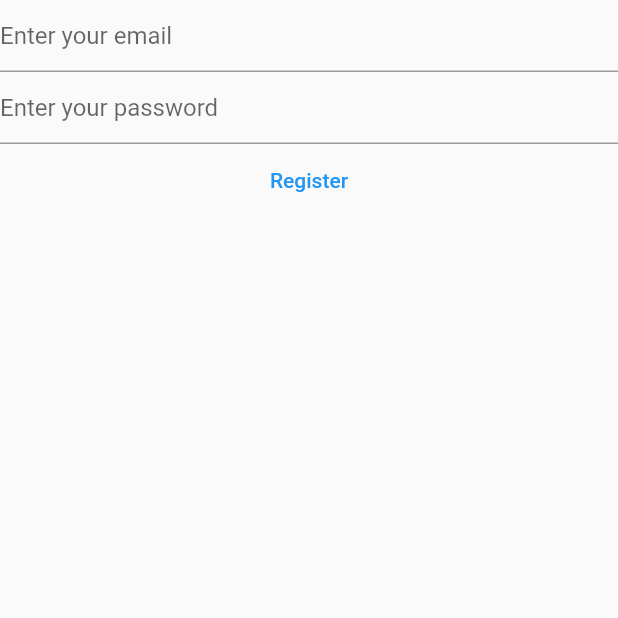
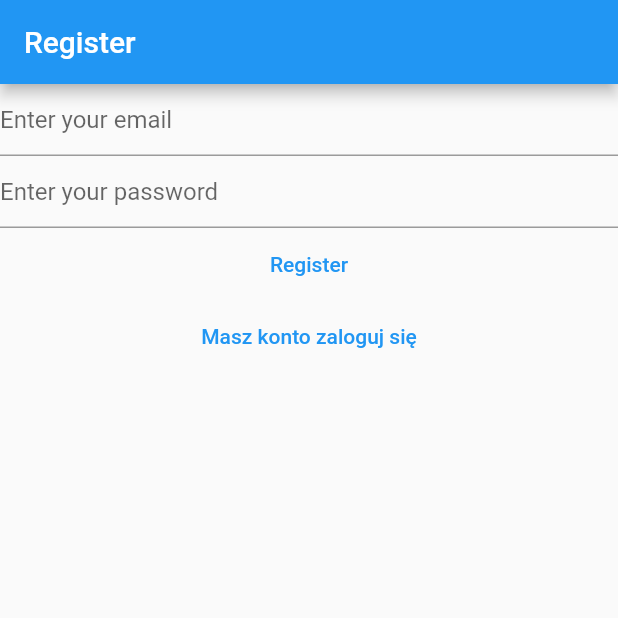
Before and after one commit to Shade644/Flutter-learning-p3, a Flutter app: the RegisterView screen opened directly, on a phone screen of 412 x 824 dp, the top half of it. Run offline on Flutter 3.47's test engine with Material 2 defaults, Android fonts, the phone set to English and light mode, and no system bars; our stand-ins replace firebase_auth, firebase_core; accounts and stored records are empty.

Commit message:
linking login and register view

```diff
--- a/mynotes/lib/views/register_view.dart
+++ b/mynotes/lib/views/register_view.dart
@@ -30,7 +30,9 @@ class _RegisterViewState extends State<RegisterView> {
   @override
   Widget build(BuildContext context) {
 
-   return Column(
+   return Scaffold(
+    appBar: AppBar(title: const Text('Register'),),
+     body: Column(
             children: [
               TextField(
                 controller: _email,
@@ -77,7 +79,14 @@ class _RegisterViewState extends State<RegisterView> {
                 },
                 child: const Text('Register'),
               ),
+               TextButton(
+              onPressed: () {
+                Navigator.of(context).pushNamedAndRemoveUntil('/login/', (Route <dynamic> route) => false);
+              },
+              child: const Text('Masz konto zaloguj się'),
+            )
             ],
+          ),
    );
         }
   }
```
Also changed, not shown: mynotes/lib/main.dart (+17 -35 lines), mynotes/lib/views/login_view.dart (+10 -2 lines), mynotes/lib/views/verify_email_view.dart (added, +28 -0 lines). Lines whose indentation alone changed are shown as unchanged.
